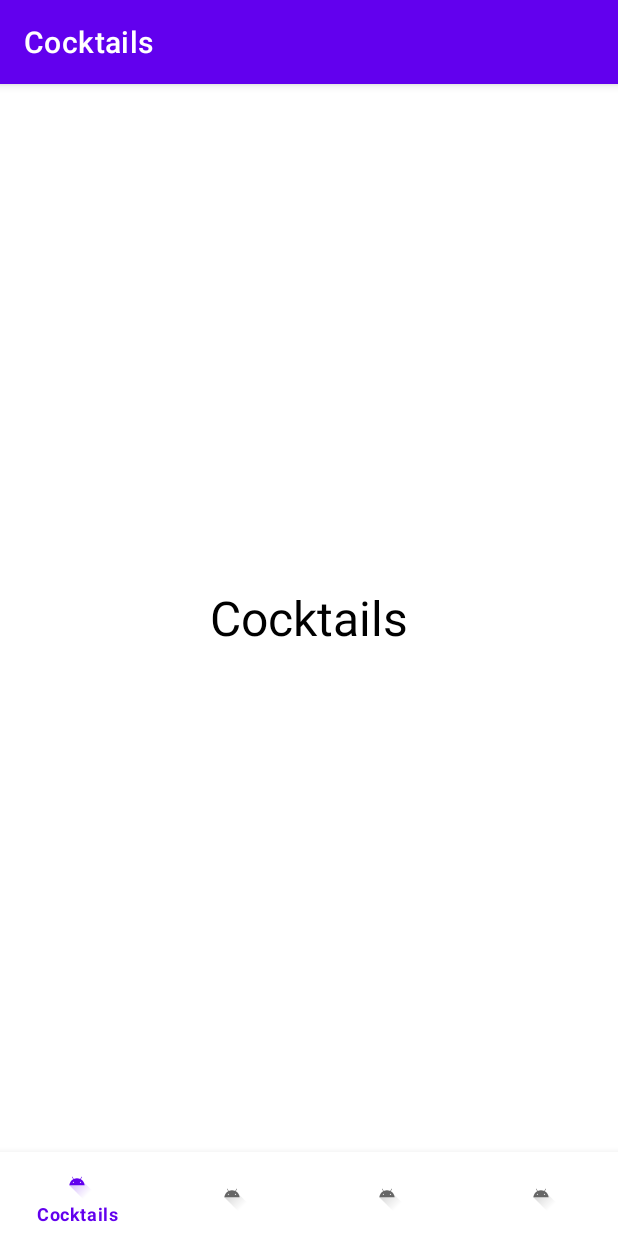
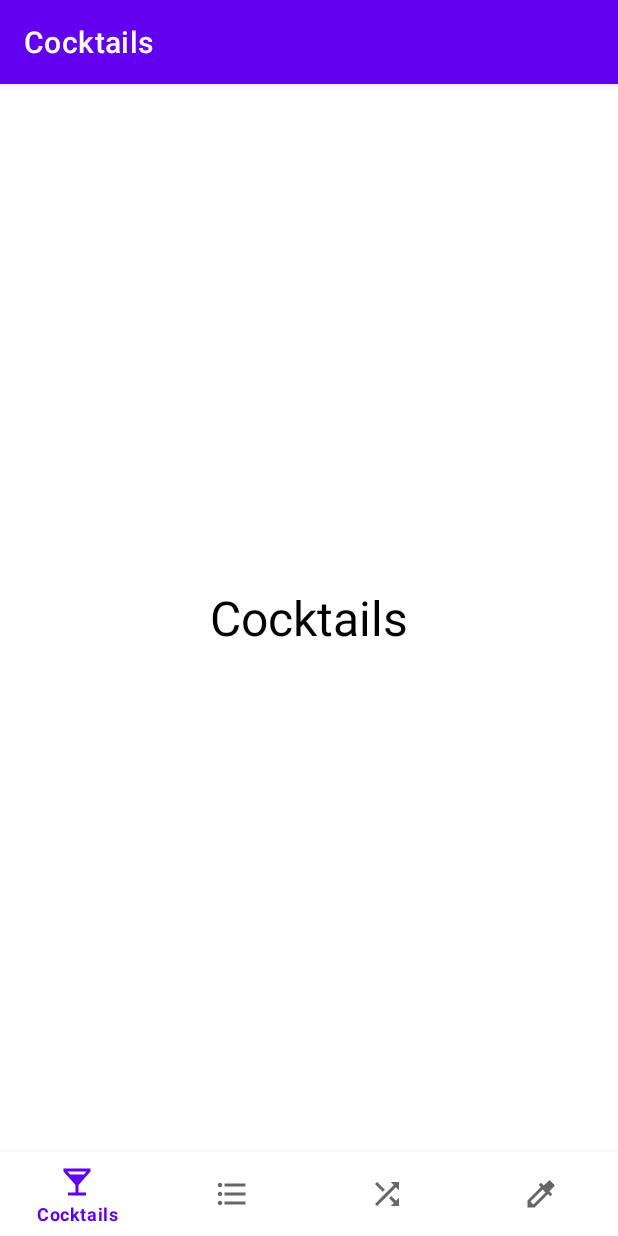
Before and after one commit to veselovvv/Drinks, an Android app: the screen it shows after launch (MainActivity), on a phone screen of 412 x 824 dp. Run offline under Robolectric (Android 15) with nearby library versions, the phone set to English and light mode, and no system bars; our stand-ins replace navigation-ui.

Commit message:
Added icons to Bottom Navigation

```diff
--- /dev/null
+++ b/app/src/main/res/drawable-v24/baseline_colorize_24.xml
@@ -0,0 +1,10 @@
+<vector xmlns:android="http://schemas.android.com/apk/res/android"
+    android:width="24dp"
+    android:height="24dp"
+    android:viewportWidth="24"
+    android:viewportHeight="24"
+    android:tint="?attr/colorControlNormal">
+  <path
+      android:fillColor="@android:color/white"
+      android:pathData="M20.71,5.63l-2.34,-2.34c-0.39,-0.39 -1.02,-0.39 -1.41,0l-3.12,3.12 -1.93,-1.91 -1.41,1.41 1.42,1.42L3,16.25V21h4.75l8.92,-8.92 1.42,1.42 1.41,-1.41 -1.92,-1.92 3.12,-3.12c0.4,-0.4 0.4,-1.03 0.01,-1.42zM6.92,19L5,17.08l8.06,-8.06 1.92,1.92L6.92,19z"/>
+</vector>
--- /dev/null
+++ b/app/src/main/res/drawable-v24/baseline_format_list_bulleted_24.xml
@@ -0,0 +1,11 @@
+<vector xmlns:android="http://schemas.android.com/apk/res/android"
+    android:width="24dp"
+    android:height="24dp"
+    android:viewportWidth="24"
+    android:viewportHeight="24"
+    android:tint="?attr/colorControlNormal"
+    android:autoMirrored="true">
+  <path
+      android:fillColor="@android:color/white"
+      android:pathData="M4,10.5c-0.83,0 -1.5,0.67 -1.5,1.5s0.67,1.5 1.5,1.5 1.5,-0.67 1.5,-1.5 -0.67,-1.5 -1.5,-1.5zM4,4.5c-0.83,0 -1.5,0.67 -1.5,1.5S3.17,7.5 4,7.5 5.5,6.83 5.5,6 4.83,4.5 4,4.5zM4,16.5c-0.83,0 -1.5,0.68 -1.5,1.5s0.68,1.5 1.5,1.5 1.5,-0.68 1.5,-1.5 -0.67,-1.5 -1.5,-1.5zM7,19h14v-2L7,17v2zM7,13h14v-2L7,11v2zM7,5v2h14L21,5L7,5z"/>
+</vector>
--- /dev/null
+++ b/app/src/main/res/drawable-v24/baseline_local_bar_24.xml
@@ -0,0 +1,10 @@
+<vector xmlns:android="http://schemas.android.com/apk/res/android"
+    android:width="24dp"
+    android:height="24dp"
+    android:viewportWidth="24"
+    android:viewportHeight="24"
+    android:tint="?attr/colorControlNormal">
+  <path
+      android:fillColor="@android:color/white"
+      android:pathData="M21,5V3H3v2l8,9v5H6v2h12v-2h-5v-5l8,-9zM7.43,7L5.66,5h12.69l-1.78,2H7.43z"/>
+</vector>
--- /dev/null
+++ b/app/src/main/res/drawable-v24/baseline_shuffle_24.xml
@@ -0,0 +1,10 @@
+<vector xmlns:android="http://schemas.android.com/apk/res/android"
+    android:width="24dp"
+    android:height="24dp"
+    android:viewportWidth="24"
+    android:viewportHeight="24"
+    android:tint="?attr/colorControlNormal">
+  <path
+      android:fillColor="@android:color/white"
+      android:pathData="M10.59,9.17L5.41,4 4,5.41l5.17,5.17 1.42,-1.41zM14.5,4l2.04,2.04L4,18.59 5.41,20 17.96,7.46 20,9.5L20,4h-5.5zM14.83,13.41l-1.41,1.41 3.13,3.13L14.5,20L20,20v-5.5l-2.04,2.04 -3.13,-3.13z"/>
+</vector>
--- a/app/src/main/res/menu/bottom_navigation_menu.xml
+++ b/app/src/main/res/menu/bottom_navigation_menu.xml
@@ -3,21 +3,21 @@
 
     <item
         android:id="@+id/cocktailsFragment"
-        android:icon="@drawable/ic_launcher_foreground"
+        android:icon="@drawable/baseline_local_bar_24"
         android:title="@string/cocktails" />
 
     <item
         android:id="@+id/categoriesFragment"
-        android:icon="@drawable/ic_launcher_foreground"
+        android:icon="@drawable/baseline_format_list_bulleted_24"
         android:title="@string/categories" />
 
     <item
         android:id="@+id/randomCocktailFragment"
-        android:icon="@drawable/ic_launcher_foreground"
+        android:icon="@drawable/baseline_shuffle_24"
         android:title="@string/random" />
 
     <item
         android:id="@+id/searchIngredientFragment"
-        android:icon="@drawable/ic_launcher_foreground"
+        android:icon="@drawable/baseline_colorize_24"
         android:title="@string/ingredients" />
 </menu>
```
